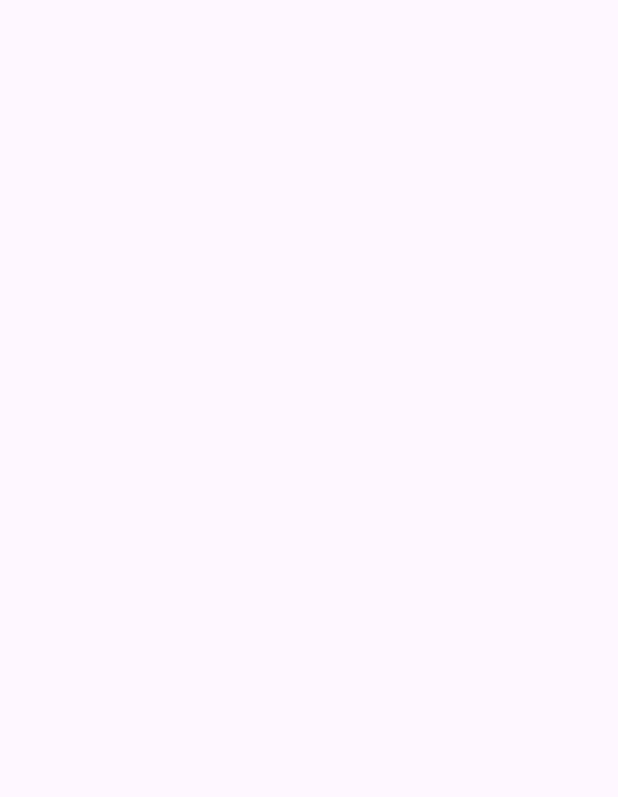
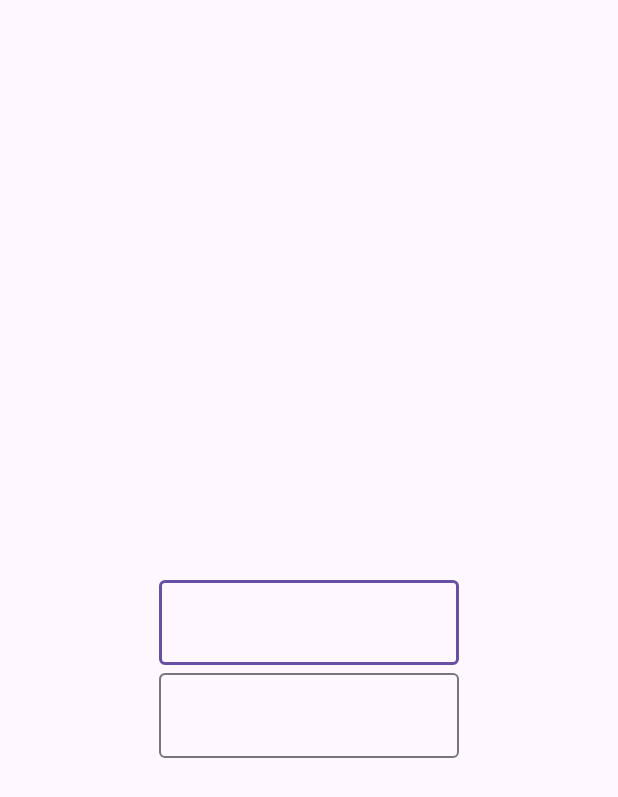
Before and after one commit to OhJunYoung21/Running_App, an Android app: the LoginActivity screen opened directly, with no data from a screen before it, on a phone screen of 412 x 824 dp. Before the commit the part shown is empty. Shown: the top 797 px of the screen. Run offline under Robolectric (Android 15) with nearby library versions, the phone set to English and light mode, and no system bars.

Commit message:
login commit

```diff
--- a/app/build.gradle
+++ b/app/build.gradle
@@ -36,7 +36,7 @@ android {
 dependencies {
 
     implementation 'androidx.core:core-splashscreen:1.0.0-beta01'
-    implementation 'androidx.core:core-ktx:1.8.0'
+    implementation 'androidx.core:core-ktx:1.12.0'
     implementation 'androidx.appcompat:appcompat:1.6.1'
     implementation 'com.google.android.material:material:1.8.0'
     implementation 'androidx.constraintlayout:constraintlayout:2.1.4'
@@ -44,4 +44,9 @@ dependencies {
     testImplementation 'junit:junit:4.13.2'
     androidTestImplementation 'androidx.test.ext:junit:1.1.5'
     androidTestImplementation 'androidx.test.espresso:espresso-core:3.5.1'
+
+    //roomDB Library 추가
+
+
+
 }
--- a/app/src/main/res/layout/activity_login.xml
+++ b/app/src/main/res/layout/activity_login.xml
@@ -8,4 +8,38 @@
 
 
 
+
+    <com.google.android.material.textfield.TextInputLayout
+        app:layout_constraintRight_toRightOf="parent"
+        app:layout_constraintLeft_toLeftOf="parent"
+        app:layout_constraintBottom_toBottomOf="parent"
+        app:layout_constraintTop_toTopOf="parent"
+        android:layout_width="200dp"
+        android:id = "@+id/idLayout"
+        android:layout_height="wrap_content">
+
+        <com.google.android.material.textfield.TextInputEditText
+            android:layout_width="match_parent"
+            android:layout_height="wrap_content"
+            android:id = "@+id/loginId"/>
+
+    </com.google.android.material.textfield.TextInputLayout>
+
+    <com.google.android.material.textfield.TextInputLayout
+        app:layout_constraintRight_toRightOf="parent"
+        app:layout_constraintLeft_toLeftOf="parent"
+        app:layout_constraintTop_toBottomOf="@id/idLayout"
+        android:layout_width="200dp"
+        android:id = "@+id/passwordLayout"
+        android:layout_height="wrap_content">
+
+        <com.google.android.material.textfield.TextInputEditText
+            android:layout_width="match_parent"
+            android:layout_height="wrap_content"
+            android:id = "@+id/loginPw"/>
+
+    </com.google.android.material.textfield.TextInputLayout>
+
+
+
 </androidx.constraintlayout.widget.ConstraintLayout>
```
